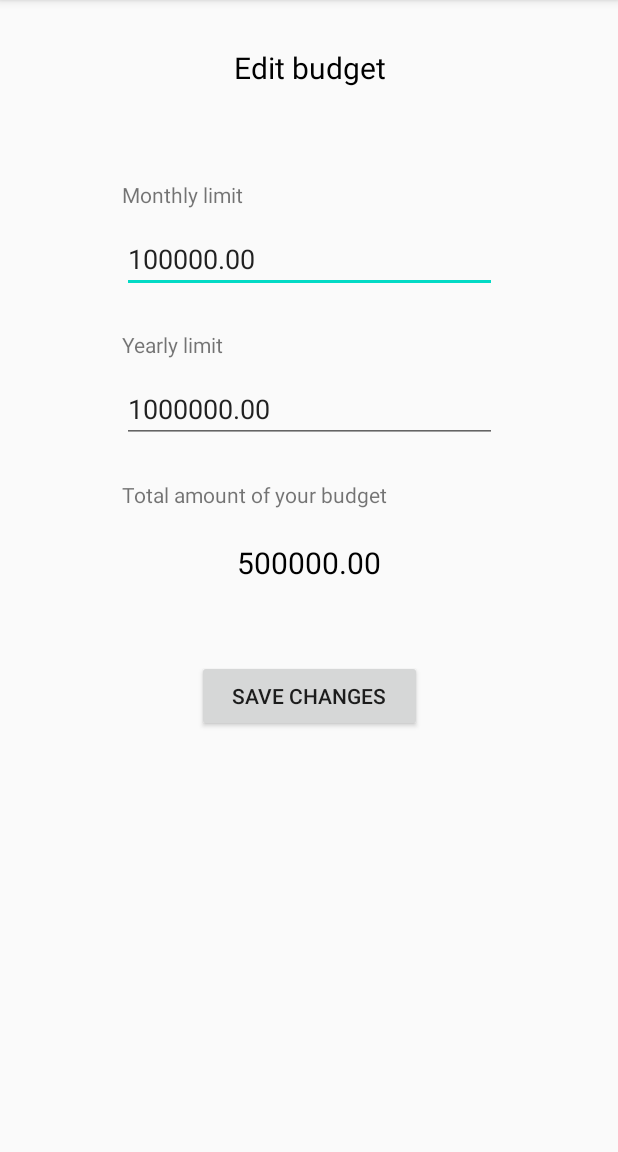
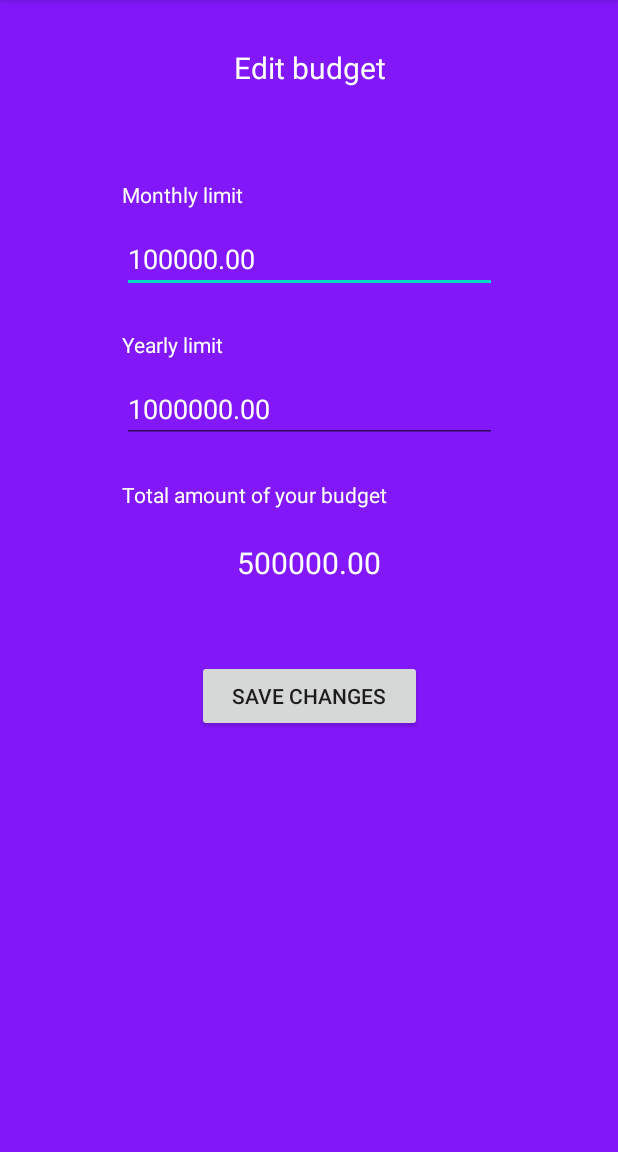
Before and after one commit to nhastor1/Personal-finances-application, an Android app: the fragment BudgetFragment shown on its own in the app's theme, on a phone screen of 412 x 824 dp, the part 84-1236 px from its top. Run offline under Robolectric (Android 15) with nearby library versions, the phone set to English and light mode, and no system bars.

Commit message:
Background color and onSwipeListener added

```diff
--- a/app/src/main/res/layout/fragment_budget.xml
+++ b/app/src/main/res/layout/fragment_budget.xml
@@ -4,7 +4,8 @@
     xmlns:app="http://schemas.android.com/apk/res-auto"
     xmlns:tools="http://schemas.android.com/tools"
     android:layout_width="match_parent"
-    android:layout_height="match_parent">
+    android:layout_height="match_parent"
+    android:background="#8217FA">
 
     <TextView
         android:id="@+id/textViewBudgetTitle"
@@ -14,7 +15,7 @@
         android:layout_marginTop="20dp"
         android:layout_marginEnd="30dp"
         android:gravity="center"
-        android:textColor="@android:color/black"
+        android:textColor="@android:color/white"
         android:textSize="20sp"
         android:text="@string/budget"
         app:layout_constraintEnd_toEndOf="parent"
@@ -29,6 +30,7 @@
         android:layout_marginTop="100dp"
         android:layout_marginEnd="50dp"
         android:text="@string/month_limit"
+        android:textColor="@android:color/white"
         app:layout_constraintEnd_toEndOf="parent"
         app:layout_constraintStart_toStartOf="parent"
         app:layout_constraintTop_toTopOf="@id/textViewBudgetTitle" />
@@ -40,6 +42,7 @@
         android:layout_marginStart="50dp"
         android:layout_marginTop="10dp"
         android:layout_marginEnd="50dp"
+        android:textColor="@android:color/white"
         android:ems="10"
         android:inputType="numberDecimal"
         tools:layout_editor_absoluteX="99dp"
@@ -56,6 +59,7 @@
         android:layout_marginTop="100dp"
         android:layout_marginEnd="50dp"
         android:text="@string/total_limit"
+        android:textColor="@android:color/white"
         app:layout_constraintEnd_toEndOf="parent"
         app:layout_constraintStart_toStartOf="parent"
         app:layout_constraintTop_toTopOf="@id/textViewMonthLimit" />
@@ -67,6 +71,7 @@
         android:layout_marginStart="50dp"
         android:layout_marginTop="10dp"
         android:layout_marginEnd="50dp"
+        android:textColor="@android:color/white"
         android:ems="10"
         android:inputType="numberDecimal"
         tools:layout_editor_absoluteX="99dp"
@@ -83,6 +88,7 @@
         android:layout_marginTop="70dp"
         android:layout_marginEnd="30dp"
         android:text="@string/budget_total_amount"
+        android:textColor="@android:color/white"
         app:layout_constraintEnd_toEndOf="parent"
         app:layout_constraintStart_toStartOf="parent"
         app:layout_constraintTop_toTopOf="@id/editTextYearLimit" />
@@ -95,7 +101,7 @@
         android:layout_marginTop="30dp"
         android:layout_marginEnd="30dp"
         android:gravity="center"
-        android:textColor="@android:color/black"
+        android:textColor="@android:color/white"
         android:textSize="20sp"
         app:layout_constraintEnd_toEndOf="parent"
         app:layout_constraintStart_toStartOf="parent"
@@ -113,5 +119,14 @@
         app:layout_constraintStart_toStartOf="parent"
         app:layout_constraintTop_toBottomOf="@+id/textViewTotalAmount" />
 
-
+    <TextView
+        android:id="@+id/textViewNothing"
+        android:layout_width="350dp"
+        android:layout_height="62dp"
+        android:layout_marginStart="50dp"
+        android:layout_marginTop="10dp"
+        android:layout_marginEnd="50dp"
+        app:layout_constraintEnd_toEndOf="parent"
+        app:layout_constraintStart_toStartOf="parent"
+        app:layout_constraintTop_toBottomOf="@id/buttonSaveBudget" />
 </androidx.constraintlayout.widget.ConstraintLayout>
```
Also changed, not shown: app/src/main/java/ba/unsa/etf/rma/rma20hastornedim52/Graphs/GraphsFragment.java (+21 -15 lines), app/src/main/res/layout/fragment_graphs.xml (+12 -1 lines).
